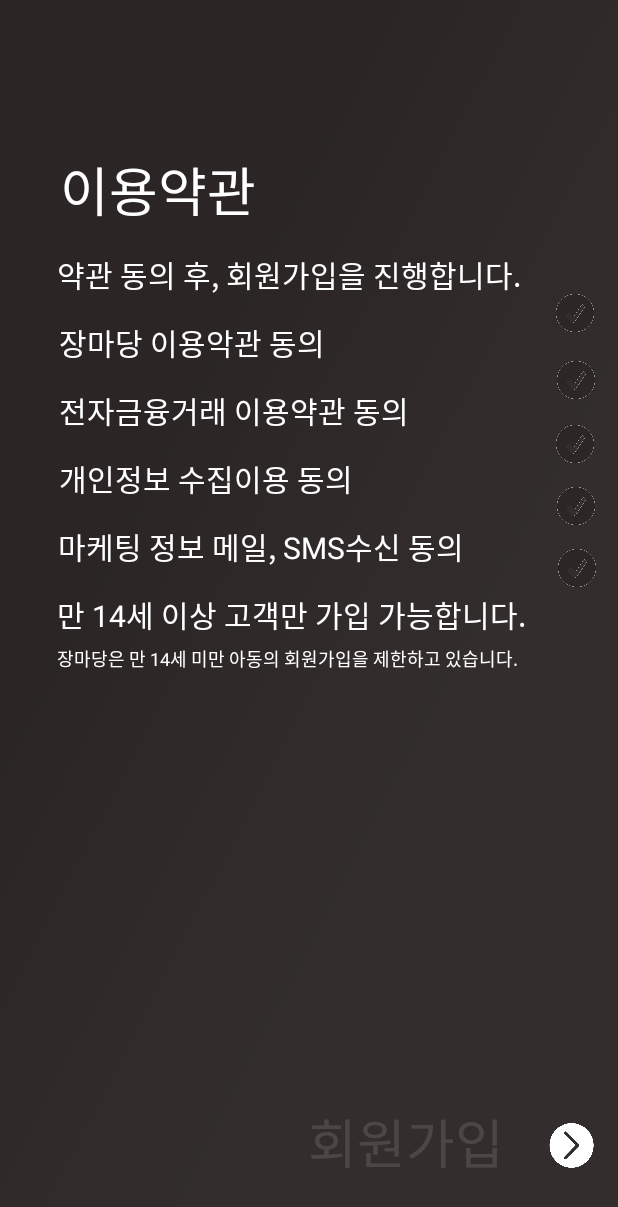
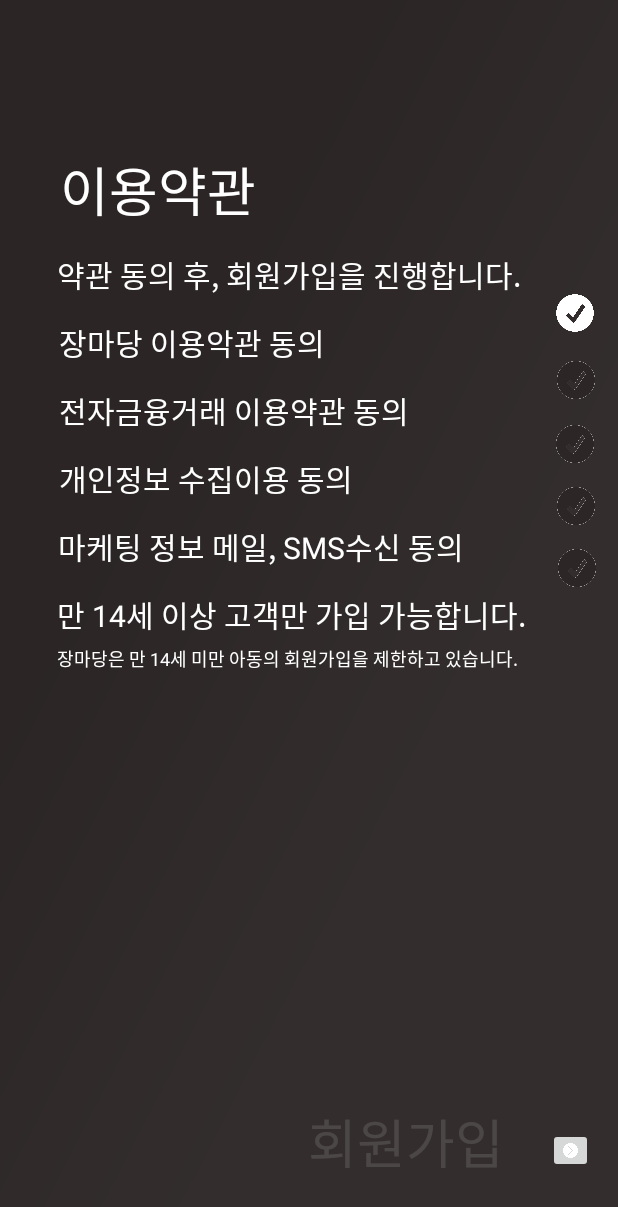
Before and after one commit to dnd-mentee-first/dnd-mentee-2st-14-frontend, an Android app: the TermsOfUseActivity screen opened directly, with no data from a screen before it, after a tap on an icon or button, on a phone screen of 412 x 824 dp. Shown: the top 1207 px of the screen. Run offline under Robolectric (Android 15) with nearby library versions, the phone set to English and light mode, and no system bars; 1 other tap on this screen came first.

Commit message:
revise signup detail

```diff
--- a/app/src/main/java/dnd/madang/jang/TermsOfUseActivity.kt
+++ b/app/src/main/java/dnd/madang/jang/TermsOfUseActivity.kt
@@ -1,6 +1,7 @@
 package dnd.madang.jang
 
 import android.content.Intent
+import android.graphics.Color
 import androidx.appcompat.app.AppCompatActivity
 import android.os.Bundle
 import android.os.Handler
@@ -15,10 +16,26 @@ class TermsOfUseActivity : AppCompatActivity() {
         setContentView(R.layout.activity_termsofuse)
         val intent = Intent(this, SelfCertificationActivity::class.java)
         //val intent = Intent(this, SelfCertificationActivity::class.java)
+        checkBox1.setOnClickListener{
+            if(isChecked()){
+                textViewNext.setTextColor(Color.parseColor("#ffffff"))
+            }
+            else
+                textViewNext.setTextColor(Color.parseColor("#20ffffff"))
+        }
 
         nextButton.setOnClickListener {
-            if (checkBox1.isChecked && checkBox2.isChecked && checkBox3.isChecked && checkBox4.isChecked && checkBox5.isChecked)
+            if (isChecked())
                 startActivity(intent)
         }
     }
+
+    private fun isChecked():Boolean{
+        if (checkBox1.isChecked && checkBox2.isChecked && checkBox3.isChecked && checkBox4.isChecked && checkBox5.isChecked){
+            return true;
+        }
+        else {
+            return false;
+        }
+    }
 }
--- a/app/src/main/res/layout/activity_termsofuse.xml
+++ b/app/src/main/res/layout/activity_termsofuse.xml
@@ -139,7 +139,7 @@
         app:layout_constraintTop_toBottomOf="@+id/textView9" />
 
     <TextView
-        android:id="@+id/textView13"
+        android:id="@+id/textViewNext"
         android:layout_width="wrap_content"
         android:layout_height="wrap_content"
         android:layout_marginStart="40dp"
@@ -165,7 +165,7 @@
         android:button="@null"
         android:checked="false"
         android:visibility="visible"
-        app:layout_constraintBottom_toTopOf="@+id/textView13"
+        app:layout_constraintBottom_toTopOf="@+id/textViewNext"
         app:layout_constraintEnd_toEndOf="parent"
         app:layout_constraintHorizontal_bias="0.906"
         app:layout_constraintStart_toEndOf="@+id/textView5"
@@ -181,7 +181,7 @@
         android:button="@null"
         android:checked="false"
         android:visibility="visible"
-        app:layout_constraintBottom_toTopOf="@+id/textView13"
+        app:layout_constraintBottom_toTopOf="@+id/textViewNext"
         app:layout_constraintEnd_toEndOf="parent"
         app:layout_constraintHorizontal_bias="0.863"
         app:layout_constraintStart_toEndOf="@+id/textView6"
@@ -197,7 +197,7 @@
         android:button="@null"
         android:checked="false"
         android:visibility="visible"
-        app:layout_constraintBottom_toTopOf="@+id/textView13"
+        app:layout_constraintBottom_toTopOf="@+id/textViewNext"
         app:layout_constraintEnd_toEndOf="parent"
         app:layout_constraintHorizontal_bias="0.8"
         app:layout_constraintStart_toEndOf="@+id/textView8"
@@ -213,7 +213,7 @@
         android:button="@null"
         android:checked="false"
         android:visibility="visible"
-        app:layout_constraintBottom_toTopOf="@+id/textView13"
+        app:layout_constraintBottom_toTopOf="@+id/textViewNext"
         app:layout_constraintEnd_toEndOf="parent"
         app:layout_constraintHorizontal_bias="0.589"
         app:layout_constraintStart_toEndOf="@+id/textView9"
@@ -230,7 +230,7 @@
         android:button="@null"
         android:checked="false"
         android:visibility="visible"
-        app:layout_constraintBottom_toTopOf="@+id/textView13"
+        app:layout_constraintBottom_toTopOf="@+id/textViewNext"
         app:layout_constraintEnd_toEndOf="parent"
         app:layout_constraintHorizontal_bias="0.896"
         app:layout_constraintStart_toEndOf="@+id/textView7"
@@ -242,15 +242,14 @@
         android:layout_width="30dp"
         android:layout_height="30dp"
         android:layout_marginBottom="36dp"
-        android:background="@drawable/next_btn"
-        android:scaleType="centerInside"
-        android:tint="#33FFFFFF"
+        android:scaleType="centerCrop"
+
         app:layout_constraintBottom_toBottomOf="parent"
         app:layout_constraintEnd_toEndOf="parent"
-        app:layout_constraintHorizontal_bias="0.652"
-        app:layout_constraintStart_toEndOf="@+id/textView13"
+        app:layout_constraintHorizontal_bias="0.644"
+        app:layout_constraintStart_toEndOf="@+id/textViewNext"
         app:layout_constraintTop_toTopOf="parent"
-        app:layout_constraintVertical_bias="0.988"
+        app:layout_constraintVertical_bias="0.992"
         app:srcCompat="@drawable/next_btn" />
 
 </androidx.constraintlayout.widget.ConstraintLayout>
```
